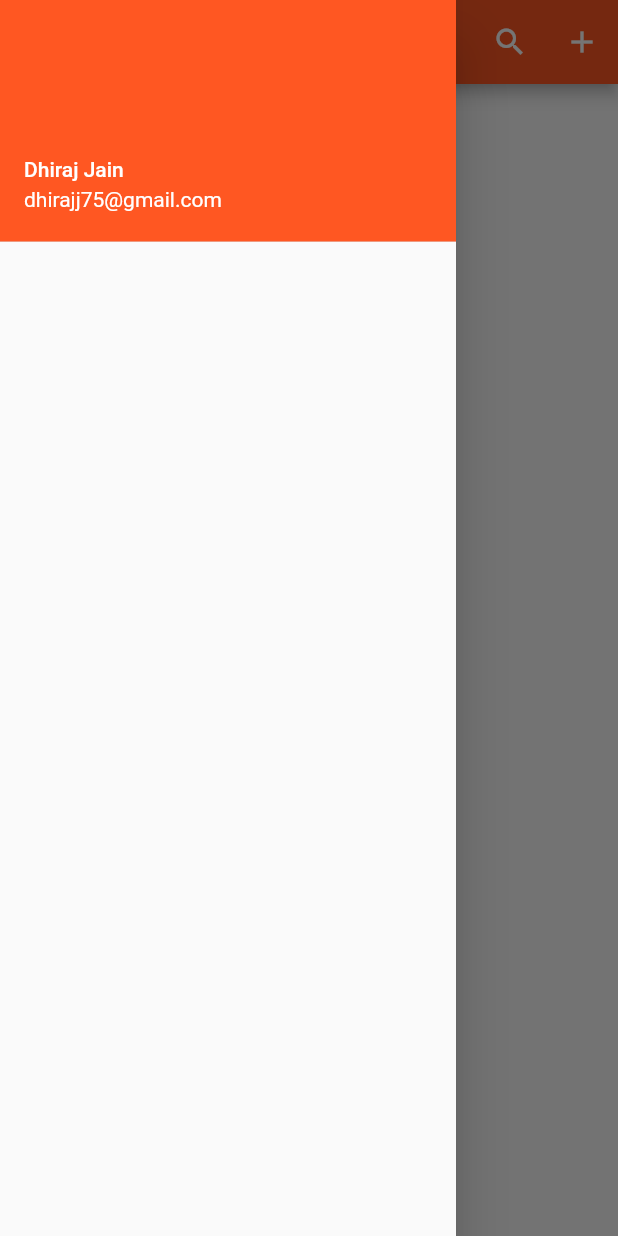
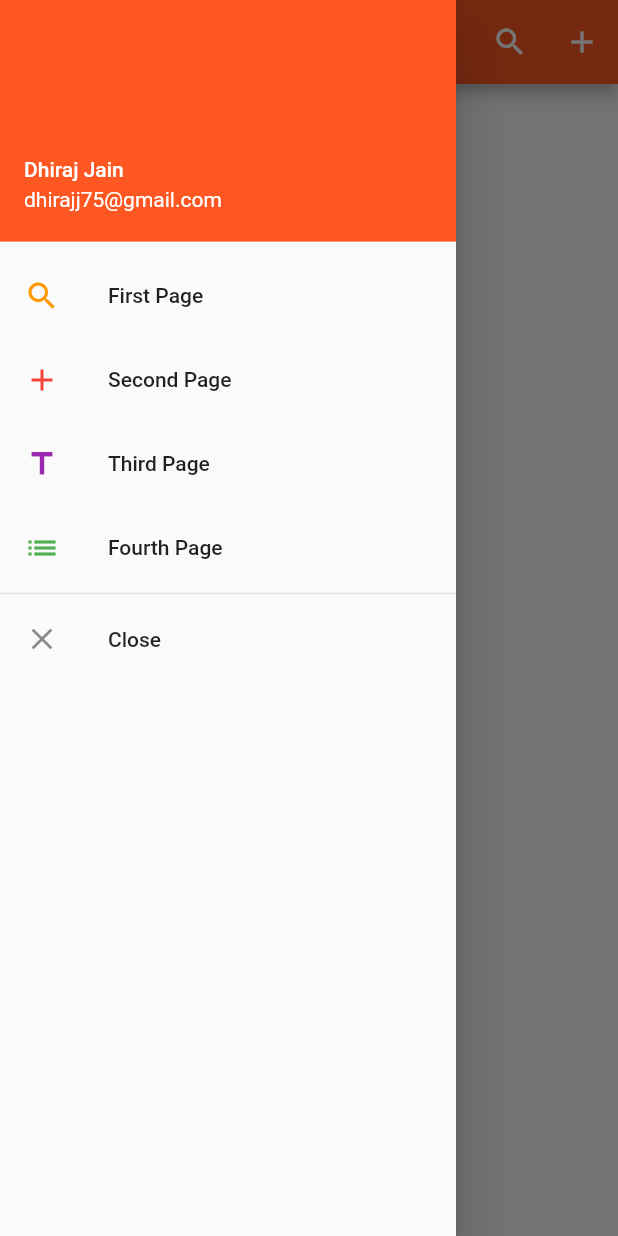
Before and after one commit to dhirajj14/json_fetch, a Flutter app: the screen it shows after launch, with the side drawer open, on a phone screen of 412 x 824 dp. Run offline on Flutter 3.47's test engine with Material 2 defaults, Android fonts, the phone set to English and light mode, and no system bars.

Commit message:
add tile to Navigation Drawer

```diff
--- a/lib/HomePage.dart
+++ b/lib/HomePage.dart
@@ -36,8 +36,51 @@ class _HomeState extends State<Home> {
               decoration: new BoxDecoration(
                 color: Colors.deepOrange
               ),
-            )
+            ),
 
+            new ListTile(
+              title: new Text("First Page"),
+              leading: new Icon(Icons.search, color: Colors.orange,),
+              onTap: (){
+                Navigator.of(context).pop();
+              },
+            ),
+
+            new ListTile(
+              title: new Text("Second Page"),
+              leading: new Icon(Icons.add, color: Colors.red,),
+              onTap: (){
+                Navigator.of(context).pop();
+              },
+            ),
+
+            new ListTile(
+              title: new Text("Third Page"),
+              leading: new Icon(Icons.title, color: Colors.purple,),
+              onTap: (){
+                Navigator.of(context).pop();
+              },
+            ),
+
+            new ListTile(
+              title: new Text("Fourth Page"),
+              leading: new Icon(Icons.list, color: Colors.green,),
+              onTap: (){
+                Navigator.of(context).pop();
+              },
+            ),
+
+            new Divider(
+              height: 5.0,
+            ),
+
+            new ListTile(
+              title: new Text("Close"),
+              leading: new Icon(Icons.close),
+              onTap: (){
+                Navigator.of(context).pop();
+              },
+            ),
           ],
         ),
       ),
```
